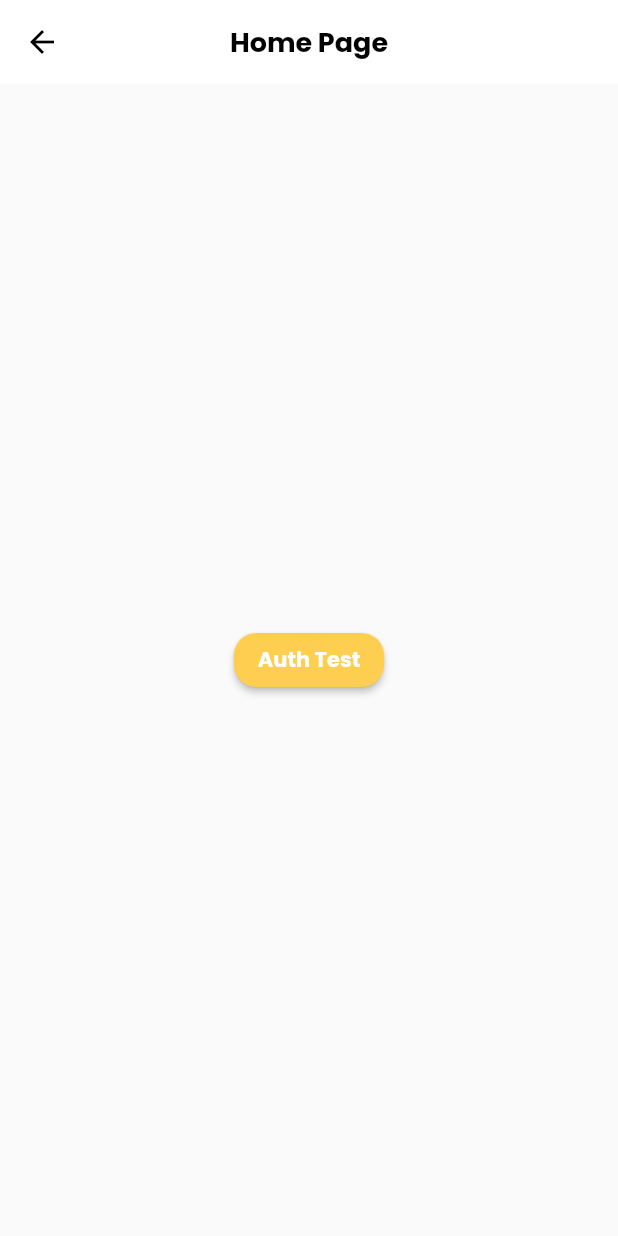
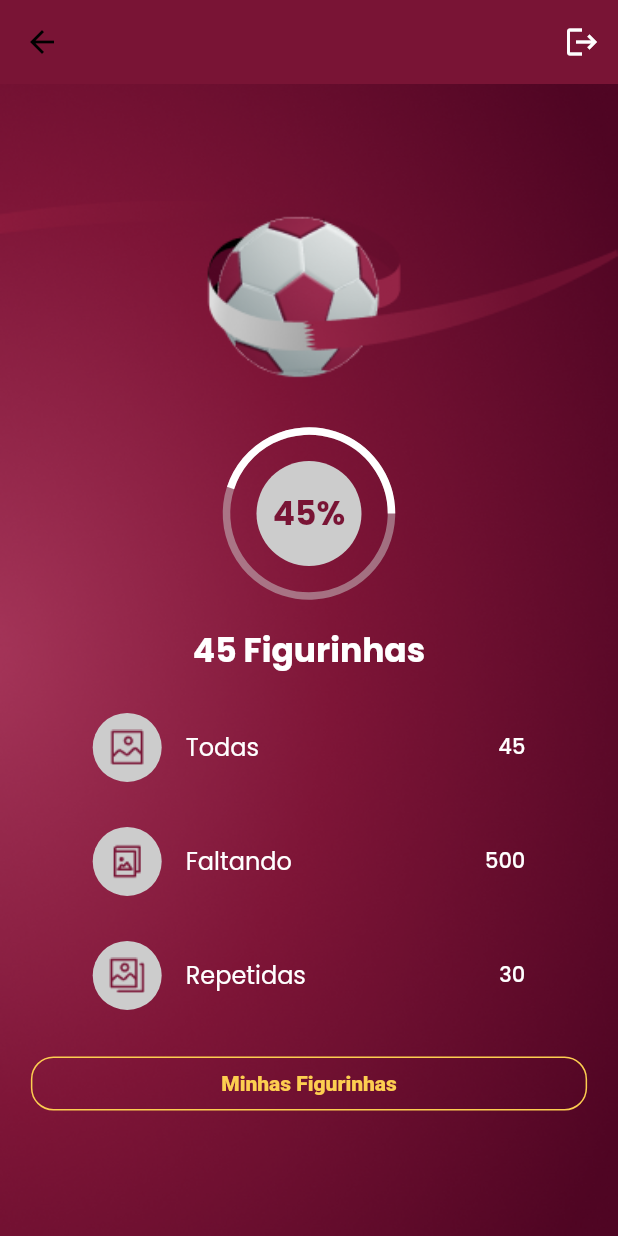
Before and after one commit to vinibressanini/dartweek_fwc, a Flutter app: the HomePage screen opened by its route, on a phone screen of 412 x 824 dp. Run offline on Flutter 3.47's test engine with Material 2 defaults, Android fonts, the phone set to English and light mode, and no system bars; our stand-ins replace dio, loading_animation_widget, shared_preferences, top_snackbar_flutter; missing offline and left inert: flutter_getit, validatorless; accounts and stored records are empty; Roboto replaces fonts that are missing (MPlus1P).

Commit message:
feat: Finished home page UI

```diff
--- a/lib/app/core/ui/styles/text_styles.dart
+++ b/lib/app/core/ui/styles/text_styles.dart
@@ -73,6 +73,11 @@ class TextStyles {
         color: Colors.black,
         fontSize: 22,
       );
+
+  TextStyle get titlePrimaryColor => textPrimaryFontBold.copyWith(
+        color: ColorsApp.instance.primary,
+        fontSize: 22,
+      );
 }
 
 extension TextStylesExtensions on BuildContext {
--- a/lib/app/pages/home/home_page.dart
+++ b/lib/app/pages/home/home_page.dart
@@ -1,10 +1,11 @@
 import 'package:dartweek_fwc/app/core/ui/styles/button_styles.dart';
+import 'package:dartweek_fwc/app/core/ui/styles/colors_app.dart';
 import 'package:dartweek_fwc/app/core/ui/styles/text_styles.dart';
+import 'package:dartweek_fwc/app/pages/home/widgets/sticker_percent_widget.dart';
 import 'package:flutter/material.dart';
-import 'package:flutter_getit/flutter_getit.dart';
 
-import '../../core/rest/custom_dio.dart';
 import '../../core/ui/widgets/button.dart';
+import 'widgets/status_tile.dart';
 
 class HomePage extends StatelessWidget {
   const HomePage({super.key});
@@ -12,19 +13,85 @@ class HomePage extends StatelessWidget {
   @override
   Widget build(BuildContext context) {
     return Scaffold(
+      backgroundColor: context.colors.primary,
       appBar: AppBar(
-        title: const Text('Home Page'),
+        backgroundColor: context.colors.primary,
+        elevation: 0,
+        actions: [
+          IconButton(
+            onPressed: () {},
+            icon: const Icon(
+              Icons.logout,
+              color: Colors.white,
+            ),
+          ),
+        ],
       ),
-      body: Center(
-        child: Button(
-          label: 'Auth Test',
-          labelStyle: context.textStyles.textPrimaryFontBold,
-          style: context.buttonStyles.yellowButton,
-          onPressed: () {
-            context.get<CustomDio>().auth().get('/api/me');
-          },
-        ),
-      ),
+      body: Container(
+          decoration: const BoxDecoration(
+            image: DecorationImage(
+              fit: BoxFit.cover,
+              image: AssetImage('assets/images/background.png'),
+            ),
+          ),
+          child: LayoutBuilder(
+            builder: (_, constraints) {
+              return ConstrainedBox(
+                constraints: BoxConstraints(minHeight: constraints.maxHeight),
+                child: Center(
+                  child: SingleChildScrollView(
+                    child: Column(
+                      children: [
+                        Container(
+                          width: MediaQuery.of(context).size.width,
+                          padding: const EdgeInsets.only(bottom: 35),
+                          child: Image.asset(
+                            'assets/images/bola.png',
+                            fit: BoxFit.cover,
+                          ),
+                        ),
+                        const StickerPercentWidget(percent: 45),
+                        const SizedBox(height: 20),
+                        Text(
+                          '45 Figurinhas',
+                          style: context.textStyles.titleWhite,
+                        ),
+                        const SizedBox(height: 20),
+                        StatusTile(
+                          icon: Image.asset('assets/images/all_icon.png'),
+                          label: 'Todas',
+                          value: 45,
+                        ),
+                        const SizedBox(height: 20),
+                        StatusTile(
+                          icon: Image.asset('assets/images/missing_icon.png'),
+                          label: 'Faltando',
+                          value: 500,
+                        ),
+                        const SizedBox(height: 20),
+                        StatusTile(
+                          icon: Image.asset('assets/images/repeated_icon.png'),
+                          label: 'Repetidas',
+                          value: 30,
+                        ),
+                        const SizedBox(height: 20),
+                        Button(
+                          style: context.buttonStyles.outlinedYellowButton,
+                          labelStyle: context
+                              .textStyles.textSecondaryFontExtraBold
+                              .copyWith(color: context.colors.yellow),
+                          label: 'Minhas Figurinhas',
+                          onPressed: () {},
+                          outlined: true,
+                          width: MediaQuery.of(context).size.width * .9,
+                        )
+                      ],
+                    ),
+                  ),
+                ),
+              );
+            },
+          )),
     );
   }
 }
--- /dev/null
+++ b/lib/app/pages/home/widgets/status_tile.dart
@@ -0,0 +1,47 @@
+import 'package:flutter/material.dart';
+
+import 'package:dartweek_fwc/app/core/ui/styles/colors_app.dart';
+import 'package:dartweek_fwc/app/core/ui/styles/text_styles.dart';
+
+class StatusTile extends StatelessWidget {
+
+  final Image icon;
+  final String label;
+  final int value;
+
+  const StatusTile({
+    Key? key,
+    required this.icon,
+    required this.label,
+    required this.value,
+  }) : super(key: key);
+
+  @override
+  Widget build(BuildContext context) {
+    return SizedBox(
+      width: MediaQuery.of(context).size.width * .7,
+      child: ListTile(
+        leading: SizedBox(
+          width: 46,
+          child: CircleAvatar(
+            radius: 46,
+            backgroundColor: context.colors.grey,
+            child:
+                icon,
+          ),
+        ),
+        contentPadding: EdgeInsets.zero,
+        title: Text(
+          label,
+          style: context.textStyles.textPrimaryFontRegular
+              .copyWith(color: Colors.white),
+        ),
+        trailing: Text(
+          '$value',
+          style: context.textStyles.textPrimaryFontMedium
+              .copyWith(color: Colors.white),
+        ),
+      ),
+    );
+  }
+}
--- /dev/null
+++ b/lib/app/pages/home/widgets/sticker_percent_widget.dart
@@ -0,0 +1,47 @@
+import 'dart:math';
+
+import 'package:dartweek_fwc/app/core/ui/styles/colors_app.dart';
+import 'package:dartweek_fwc/app/core/ui/styles/text_styles.dart';
+import 'package:flutter/material.dart';
+
+class StickerPercentWidget extends StatelessWidget {
+  final int percent;
+
+  const StickerPercentWidget({super.key, required this.percent});
+
+  @override
+  Widget build(BuildContext context) {
+    return Stack(
+      alignment: Alignment.center,
+      children: [
+        Container(
+          width: 70,
+          height: 70,
+          decoration: BoxDecoration(
+            shape: BoxShape.circle,
+            color: context.colors.grey,
+          ),
+          child: Center(
+            child: Text(
+              '$percent%',
+              style: context.textStyles.titlePrimaryColor,
+            ),
+          ),
+        ),
+        SizedBox(
+          width: 110,
+          height: 110,
+          child: Transform.rotate(
+            angle: -pi / 2.5,
+            child: CircularProgressIndicator(
+              value: percent / 100,
+              color: Colors.white,
+              strokeWidth: 5,
+              backgroundColor: context.colors.grey.withOpacity(0.5),
+            ),
+          ),
+        ),
+      ],
+    );
+  }
+}
```
